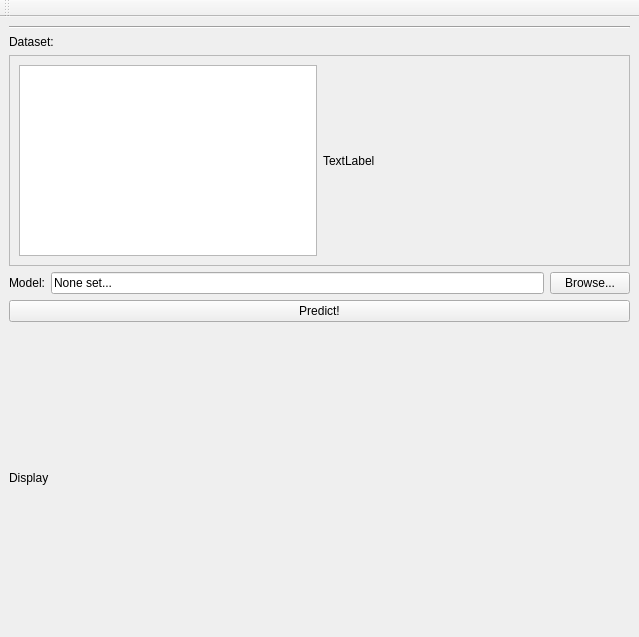
This is basicgui.ui in annahessler/mlthesis as Qt 5 draws it before an edit. The edited form follows.
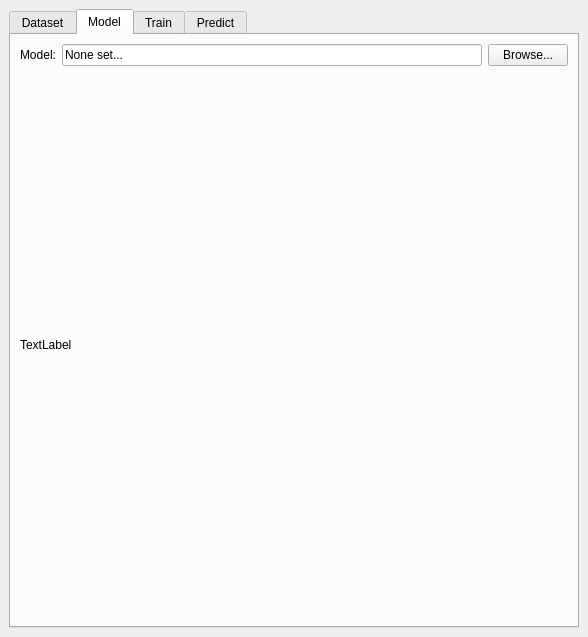
This is the edited form. The open tabs and pages were chosen to show the change.

Commit message: made tabs, fixed layout

Diff of the .ui file:
```diff
--- a/basicgui.ui
+++ b/basicgui.ui
@@ -10,7 +10,7 @@
    <rect>
     <x>0</x>
     <y>0</y>
-    <width>639</width>
+    <width>588</width>
     <height>637</height>
    </rect>
   </property>
@@ -32,6 +32,16 @@
    </property>
    <layout class="QHBoxLayout" name="horizontalLayout">
     <item>
+     <widget class="QTabWidget" name="tabWidget">
+      <property name="currentIndex">
+       <number>0</number>
+      </property>
+      <widget class="QWidget" name="tab">
+       <attribute name="title">
+        <string>Dataset</string>
+       </attribute>
+       <layout class="QVBoxLayout" name="verticalLayout_6">
+        <item>
      <layout class="QVBoxLayout" name="verticalLayout">
       <item>
        <widget class="Line" name="dividerLine">
@@ -83,6 +93,30 @@
        </widget>
       </item>
       <item>
+           <widget class="QLabel" name="display">
+            <property name="minimumSize">
+             <size>
+              <width>0</width>
+              <height>300</height>
+             </size>
+            </property>
+            <property name="text">
+             <string>Display</string>
+            </property>
+           </widget>
+          </item>
+         </layout>
+        </item>
+       </layout>
+      </widget>
+      <widget class="QWidget" name="tab_2">
+       <attribute name="title">
+        <string>Model</string>
+       </attribute>
+       <layout class="QVBoxLayout" name="verticalLayout_8">
+        <item>
+         <layout class="QVBoxLayout" name="verticalLayout_3">
+          <item>
        <layout class="QHBoxLayout" name="horizontalLayout_2">
         <item>
          <widget class="QLabel" name="modelLabel">
@@ -117,6 +151,40 @@
        </layout>
       </item>
       <item>
+           <widget class="QLabel" name="modelLabel_3">
+            <property name="text">
+             <string>TextLabel</string>
+            </property>
+           </widget>
+          </item>
+         </layout>
+        </item>
+       </layout>
+      </widget>
+      <widget class="QWidget" name="tab_3">
+       <attribute name="title">
+        <string>Train</string>
+       </attribute>
+       <layout class="QVBoxLayout" name="verticalLayout_10">
+        <item>
+         <layout class="QVBoxLayout" name="verticalLayout_9"/>
+        </item>
+       </layout>
+      </widget>
+      <widget class="QWidget" name="tab_4">
+       <property name="sizePolicy">
+        <sizepolicy hsizetype="Expanding" vsizetype="Expanding">
+         <horstretch>0</horstretch>
+         <verstretch>0</verstretch>
+        </sizepolicy>
+       </property>
+       <attribute name="title">
+        <string>Predict</string>
+       </attribute>
+       <layout class="QVBoxLayout" name="verticalLayout_7">
+        <item>
+         <layout class="QVBoxLayout" name="verticalLayout_4">
+          <item>
        <widget class="QPushButton" name="predictButton">
         <property name="text">
          <string>Predict!</string>
@@ -140,19 +208,9 @@
     </item>
    </layout>
   </widget>
-  <widget class="QToolBar" name="toolBar">
-   <property name="enabled">
-    <bool>true</bool>
-   </property>
-   <property name="windowTitle">
-    <string>toolBar</string>
-   </property>
-   <attribute name="toolBarArea">
-    <enum>TopToolBarArea</enum>
-   </attribute>
-   <attribute name="toolBarBreak">
-    <bool>false</bool>
-   </attribute>
+     </widget>
+    </item>
+   </layout>
   </widget>
   <action name="actionN">
    <property name="checkable">
```
Left out of the diff: 18 changed lines with no effect on the pictures. Lines whose indentation alone changed are shown as unchanged. The commit also changes 2 other files.
